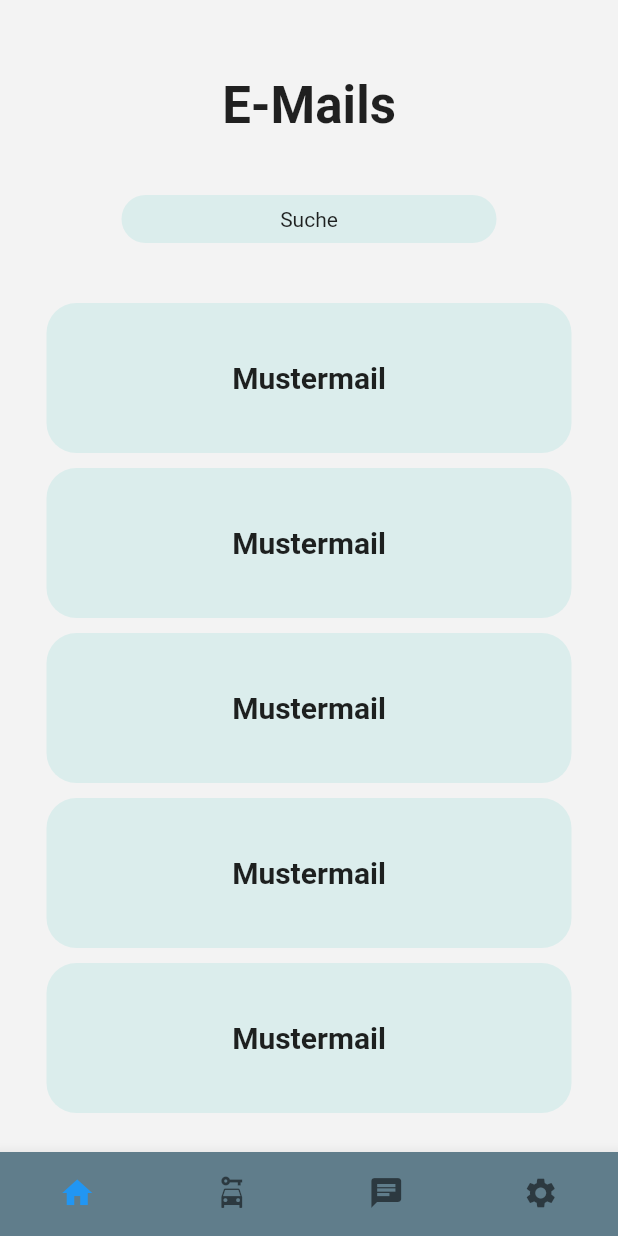
After one commit to MaechtigerMetzger/UniGo, a Flutter app: the EmailScreen screen opened directly, on a phone screen of 412 x 824 dp. The commit adds this screen. Run offline on Flutter 3.47's test engine with Material 2 defaults, Android fonts, the phone set to English and light mode, and no system bars; our stand-ins replace flutter_svg, get, google_fonts.

Commit message:
Emails Screen hinzugefügt

```diff
--- /dev/null
+++ b/lib/screens/Divers/email_screen.dart
@@ -0,0 +1,127 @@
+import 'package:flutter/material.dart';
+
+class EmailScreen extends StatelessWidget {
+  const EmailScreen({Key? key}) : super(key: key);
+
+  @override
+  Widget build(BuildContext context) {
+    return Scaffold(
+      bottomNavigationBar: BottomNavigationBar(
+        type: BottomNavigationBarType.fixed,
+        showUnselectedLabels: false,
+        showSelectedLabels: false,
+        backgroundColor: Colors.blueGrey,
+        items: [
+          BottomNavigationBarItem(
+            icon: Icon(Icons.home),
+            label: "",
+          ),
+          BottomNavigationBarItem(
+            icon: Icon(Icons.car_rental),
+            label: "",
+          ),
+          BottomNavigationBarItem(
+            icon: Icon(Icons.chat),
+            label: "",
+          ),
+          BottomNavigationBarItem(
+            icon: Icon(Icons.settings),
+            label: "",
+          ),
+
+        ],
+      ),
+      backgroundColor: Color.fromARGB(255, 243, 243, 243),
+      body: Column(
+        crossAxisAlignment: CrossAxisAlignment.center,
+        children: [
+          SizedBox(
+            height: 50,
+          ),
+          _buildUeberschrift(),
+          SizedBox(
+            height: 40,
+          ),
+          _buildEingabe("Suche"),
+          SizedBox(
+            height: 40,
+          ),
+          _buildBox(""),
+          SizedBox(
+            height: 10,
+          ),
+          _buildBox(""),
+          SizedBox(
+            height: 10,
+          ),
+          _buildBox(""),
+          SizedBox(
+            height: 10,
+          ),
+          _buildBox(""),
+          SizedBox(
+            height: 10,
+          ),
+          _buildBox(""),
+
+        ],
+      ),
+    );
+  }
+
+  Container _buildBox(String text) {
+    return Container(
+        child: Center(
+            child: Container(
+              width: 350,
+              height: 100,
+              decoration: BoxDecoration(
+                borderRadius: BorderRadius.circular(20),
+                color: Color.fromARGB(255, 219, 237, 236),
+              ),
+
+              child: Center(
+                child: Text(
+                "Mustermail",
+                style: TextStyle(
+
+                  fontWeight: FontWeight.bold,
+                  fontSize: 20,
+                ),
+              ),
+              ),
+            )
+        )
+    );
+  }
+
+  Container _buildEingabe(String text) {
+    return Container(
+      child: Center(
+        child: Container(
+          width: 250,
+          height: 32,
+          decoration: BoxDecoration(
+            borderRadius: BorderRadius.circular(20),
+            color: Color.fromARGB(255, 219, 237, 236),
+          ),
+          child: Center(child: Text(text)),
+        )
+      )
+    );
+  }
+  Container _buildUeberschrift() {
+    return Container(
+      // Anmelden
+      child: Center(
+        child: Text(
+          "E-Mails",
+          style: TextStyle(
+            fontWeight: FontWeight.bold,
+            fontSize: 34,
+          ),
+        ),
+      ),
+    );
+  }
+}
--- a/lib/screens/auswahl_screen.dart
+++ b/lib/screens/auswahl_screen.dart
@@ -10,6 +10,8 @@ import 'package:unigo_prototyp/widgets/svg_scaffold_widget.dart';
 import 'fahrt_hinzufuegen_screen.dart';
 import 'fahrt_suche_screen.dart';
 import 'fahrten_übersicht_screen.dart';
+
+import 'package:unigo_prototyp/screens/Divers/email_screen.dart';
 
 class AuswahlScreen extends StatelessWidget {
   const AuswahlScreen({Key? key}) : super(key: key);
@@ -38,6 +40,8 @@ class AuswahlScreen extends StatelessWidget {
           _buildRouteButton(context, "Fahrt Suchen", FahrtSuchen()),
           _spacer(),
           _buildRouteButton(context, "Fahrt Übersicht", FahrtUebersicht()),
+          _spacer(),
+          _buildRouteButton(context, "Emails", EmailScreen()),
         ],
       ),
     ));
```
